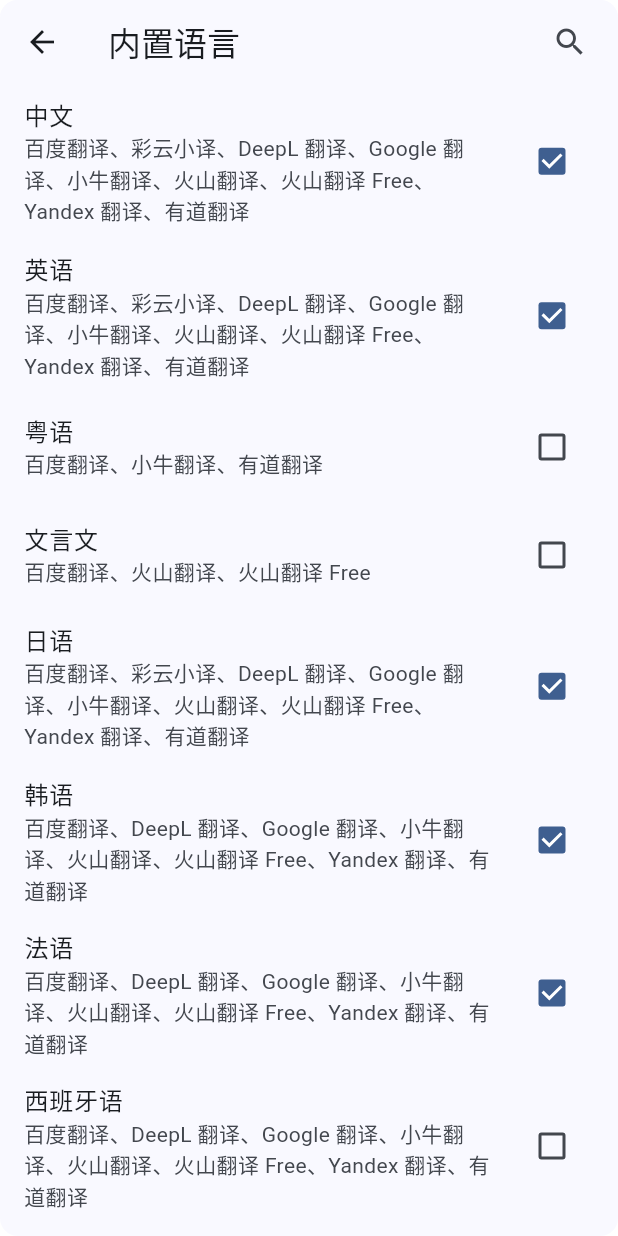
After one commit to gvenusleo/lex-app, a Flutter app: the LanguageSettingPage screen opened directly, on a phone screen of 412 x 824 dp. The commit adds this screen. Run offline on Flutter 3.47's test engine with Material 2 defaults, Android fonts, the phone set to English and light mode, and no system bars; drawn by our look-alikes of dynamic_color; our stand-ins replace dio, file_picker, isar, package_info_plus, shared_preferences; missing offline and left inert: hotkey_manager, launch_at_startup, screen_retriever, screen_text_extractor, tray_manager, window_manager; accounts and stored records are empty; generated files the repository leaves out were written again; Roboto replaces fonts that are missing (默认字体); statements that could not run were skipped.

Commit message:
🧩 功能：支持自定义启用的语言

```diff
--- /dev/null
+++ b/lib/pages/setting_page/language_setting_page.dart
@@ -0,0 +1,147 @@
+import 'package:flutter/material.dart';
+import 'package:metranslate/global.dart';
+import 'package:metranslate/utils/languages.dart';
+
+class LanguageSettingPage extends StatefulWidget {
+  const LanguageSettingPage({Key? key}) : super(key: key);
+
+  @override
+  State<LanguageSettingPage> createState() => _LanguageSettingPageState();
+}
+
+class _LanguageSettingPageState extends State<LanguageSettingPage> {
+  // 已启用的语言
+  late List<String> _enabledLanguages;
+  // 全部受支持语言
+  late Map<String, List<String>> _allLanguages;
+  // 列表显示的语言
+  late Map<String, List<String>> _showLanguages;
+  // late Map<String, List<String>>
+  // 是否正在搜索
+  bool _onSearch = false;
+
+  @override
+  void initState() {
+    _enabledLanguages = prefs.getStringList("enabledLanguages") ??
+        [
+          "自动",
+          "中文",
+          "英语",
+          "日语",
+          "韩语",
+          "法语",
+          "德语",
+          "俄语",
+          "意大利语",
+          "葡萄牙语",
+          "繁体中文",
+        ];
+    _allLanguages = allLanguages();
+    _showLanguages = _allLanguages;
+    super.initState();
+  }
+
+  @override
+  Widget build(BuildContext context) {
+    return Scaffold(
+      appBar: AppBar(
+        title: const Text("内置语言"),
+        actions: [
+          // 搜索语言
+          IconButton(
+            onPressed: () {
+              setState(() {
+                _showLanguages = _allLanguages;
+                _onSearch = !_onSearch;
+              });
+            },
+            icon: const Icon(Icons.search_outlined),
+          ),
+          const SizedBox(width: 8),
+        ],
+      ),
+      body: ListView.builder(
+        itemCount: _showLanguages.length + 1,
+        itemBuilder: (context, index) {
+          if (index == 0) {
+            return buildSearchWidget();
+          }
+          return CheckboxListTile(
+              value: _enabledLanguages
+                  .contains(_showLanguages.keys.toList()[index - 1]),
+              title: Text(_showLanguages.keys.toList()[index - 1]),
+              subtitle: Text(
+                  _showLanguages[_showLanguages.keys.toList()[index - 1]]!
+                      .join("、")),
+              onChanged: (value) {
+                if (value == null) return;
+                setState(() {
+                  if (value) {
+                    _enabledLanguages
+                        .add(_showLanguages.keys.toList()[index - 1]);
+                  } else {
+                    _enabledLanguages
+                        .remove(_showLanguages.keys.toList()[index - 1]);
+                  }
+                  prefs.setStringList("enabledLanguages", _enabledLanguages);
+                });
+              });
+        },
+      ),
+    );
+  }
+
+  /// 搜索框
+  Widget buildSearchWidget() {
+    return AnimatedSwitcher(
+      duration: const Duration(milliseconds: 240),
+      transitionBuilder: (child, animation) {
+        return SizeTransition(
+          sizeFactor: animation,
+          child: child,
+        );
+      },
+      child: _onSearch
+          ? Padding(
+              padding: const EdgeInsets.symmetric(
+                horizontal: 18,
+                vertical: 4,
+              ),
+              child: TextField(
+                autofocus: true,
+                decoration: const InputDecoration(
+                  hintText: "搜索语言",
+                  border: OutlineInputBorder(
+                    borderRadius: BorderRadius.all(Radius.circular(48)),
+                    borderSide: BorderSide(width: 0),
+                  ),
+                  contentPadding: EdgeInsets.symmetric(
+                    horizontal: 18,
+                    vertical: 16,
+                  ),
+                  isDense: true,
+                  prefixIcon: Padding(
+                    padding: EdgeInsets.only(left: 12, right: 4),
+                    child: Icon(
+                      Icons.search_outlined,
+                      size: 24,
+                    ),
+                  ),
+                ),
+                onChanged: (value) {
+                  Map<String, List<String>> temp = {};
+                  for (String language in _allLanguages.keys) {
+                    if (language.contains(value)) {
+                      temp[language] = _allLanguages[language]!;
+                    }
+                  }
+                  setState(() {
+                    _showLanguages = temp;
+                  });
+                },
+              ),
+            )
+          : const SizedBox(),
+    );
+  }
+}
--- a/lib/pages/setting_page/settings_page.dart
+++ b/lib/pages/setting_page/settings_page.dart
@@ -3,6 +3,7 @@ import "package:metranslate/pages/setting_page/history_page.dart";
 import "package:metranslate/pages/setting_page/about_page.dart";
 import "package:metranslate/pages/setting_page/app_setting_page.dart";
 import "package:metranslate/pages/setting_page/hot_key_setting_page.dart";
+import "package:metranslate/pages/setting_page/language_setting_page.dart";
 import 'package:metranslate/pages/setting_page/service_setting_page.dart';
 import "package:metranslate/pages/setting_page/font_setting_page.dart";
 import "package:metranslate/pages/setting_page/translate_setting_page.dart";
@@ -33,7 +34,7 @@ class _SettingsPageState extends State<SettingsPage> {
                   width: 180,
                   child: ListView(
                     padding: const EdgeInsets.symmetric(
-                      vertical: 24,
+                      vertical: 18,
                       horizontal: 12,
                     ),
                     children: [
@@ -92,6 +93,18 @@ class _SettingsPageState extends State<SettingsPage> {
                       ),
                       const SizedBox(height: 8),
                       SettingGroupCard(
+                        icon: const Icon(Icons.language_outlined),
+                        title: "内置语言",
+                        selected: _selectedItem == "内置语言",
+                        onTap: () {
+                          setState(() {
+                            _selectedItem = "内置语言";
+                            _selectedPage = const LanguageSettingPage();
+                          });
+                        },
+                      ),
+                      const SizedBox(height: 8),
+                      SettingGroupCard(
                         icon: const Icon(Icons.keyboard_outlined),
                         title: "热键设置",
                         selected: _selectedItem == "热键设置",
--- a/lib/pages/translate_page.dart
+++ b/lib/pages/translate_page.dart
@@ -35,7 +35,20 @@ class _TranslatePageState extends State<TranslatePage> {
   final _inputController = TextEditingController();
   late Map<String, TextEditingController> _outputControllers;
 
-  final List<String> _languages = languages();
+  final List<String> _languages = prefs.getStringList("enabledLanguages") ??
+      [
+        "自动",
+        "中文",
+        "英语",
+        "日语",
+        "韩语",
+        "法语",
+        "德语",
+        "俄语",
+        "意大利语",
+        "葡萄牙语",
+        "繁体中文",
+      ];
 
   late List<String> _useService;
   late Map<String, bool> _isOnTranslation;
--- a/lib/utils/languages.dart
+++ b/lib/utils/languages.dart
@@ -1,30 +1,11 @@
-// import 'package:metranslate/utils/translate_service/baidu.dart';
-// import 'package:metranslate/utils/translate_service/caiyun.dart';
-// import 'package:metranslate/utils/translate_service/deepl_free.dart';
-// import 'package:metranslate/utils/translate_service/google.dart';
-// import 'package:metranslate/utils/translate_service/minimax.dart';
-// import 'package:metranslate/utils/translate_service/niutrans.dart';
-// import 'package:metranslate/utils/translate_service/volcengine.dart';
-// import 'package:metranslate/utils/translate_service/volcengine_free.dart';
-// import 'package:metranslate/utils/translate_service/yandex.dart';
-// import 'package:metranslate/utils/translate_service/youdao.dart';
-
-/// 获取默认语言列表
-List<String> languages() {
-  return [
-    "自动",
-    "中文",
-    "英语",
-    "日语",
-    "韩语",
-    "法语",
-    "德语",
-    "俄语",
-    "意大利语",
-    "葡萄牙语",
-    "繁体中文",
-  ];
-}
+import 'package:metranslate/utils/translate_service/baidu.dart';
+import 'package:metranslate/utils/translate_service/caiyun.dart';
+import 'package:metranslate/utils/translate_service/deepl_free.dart';
+import 'package:metranslate/utils/translate_service/google.dart';
+import 'package:metranslate/utils/translate_service/niutrans.dart';
+import 'package:metranslate/utils/translate_service/volcengine.dart';
+import 'package:metranslate/utils/translate_service/yandex.dart';
+import 'package:metranslate/utils/translate_service/youdao.dart';
 
 /// 初始化模型原语言
 String initFromLanguage() {
@@ -35,3 +16,62 @@ String initFromLanguage() {
 String initToLanguage() {
   return "中文";
 }
+
+/// 获取所有受支持语言及其受支持翻译服务
+Map<String, List<String>> allLanguages() {
+  Map<String, List<String>> result = {};
+  for (String language in baiduSupportLanguage().keys) {
+    result[language] = ["百度翻译"];
+  }
+  for (String language in caiyunSupportLanguage().keys) {
+    if (result[language] == null) {
+      result[language] = ["彩云小译"];
+    } else {
+      result[language]!.add("彩云小译");
+    }
+  }
+  for (String language in deeplFreeSupportLanguage().keys) {
+    if (result[language] == null) {
+      result[language] = ["DeepL 翻译"];
+    } else {
+      result[language]!.add("DeepL 翻译");
+    }
+  }
+  for (String language in googleSupportLanguage().keys) {
+    if (result[language] == null) {
+      result[language] = ["Google 翻译"];
+    } else {
+      result[language]!.add("Google 翻译");
+    }
+  }
+  for (String language in niutransSupportLanguage().keys) {
+    if (result[language] == null) {
+      result[language] = ["小牛翻译"];
+    } else {
+      result[language]!.add("小牛翻译");
+    }
+  }
+  for (String language in volcengineSupportLanguage().keys) {
+    if (result[language] == null) {
+      result[language] = ["火山翻译", "火山翻译 Free"];
+    } else {
+      result[language]!.addAll(["火山翻译", "火山翻译 Free"]);
+    }
+  }
+  for (String language in yandexSupportLanguage().keys) {
+    if (result[language] == null) {
+      result[language] = ["Yandex 翻译"];
+    } else {
+      result[language]!.add("Yandex 翻译");
+    }
+  }
+  for (String language in youdaoSupportLanguage().keys) {
+    if (result[language] == null) {
+      result[language] = ["有道翻译"];
+    } else {
+      result[language]!.add("有道翻译");
+    }
+  }
+  result.remove("自动");
+  return result;
+}
```
Also changed, not shown: 3 other files.
